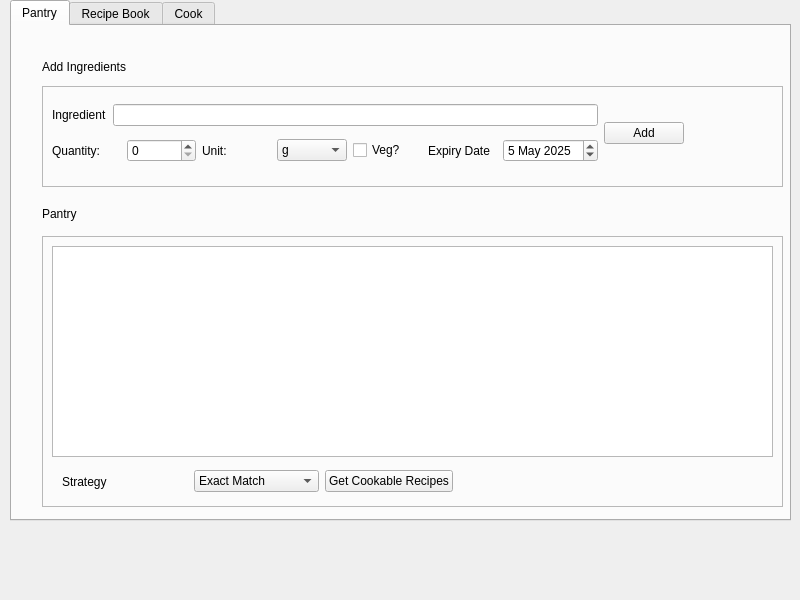
Before: the Qt Designer form mealprep.ui in sarveshborkar/mealprep, drawn with Qt 5.
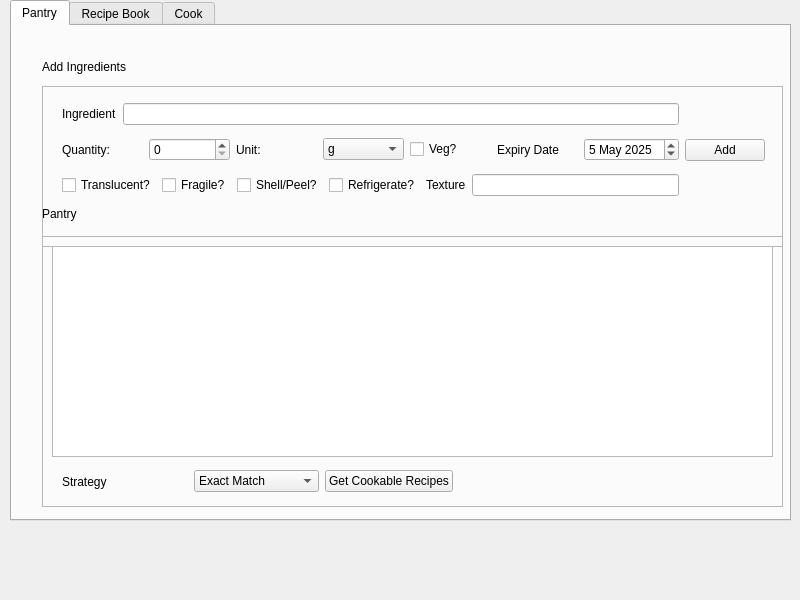
After: the same form once the commit is applied. The open tabs and pages were chosen to show the change.

The edit to the form file:
```diff
--- a/mealprep.ui
+++ b/mealprep.ui
@@ -36,7 +36,7 @@
         <x>30</x>
         <y>60</y>
         <width>741</width>
-        <height>101</height>
+        <height>161</height>
        </rect>
       </property>
       <property name="frameShape">
@@ -48,10 +48,10 @@
       <widget class="QWidget" name="layoutWidget">
        <property name="geometry">
         <rect>
-         <x>10</x>
-         <y>11</y>
-         <width>632</width>
-         <height>73</height>
+         <x>20</x>
+         <y>10</y>
+         <width>703</width>
+         <height>109</height>
         </rect>
        </property>
        <layout class="QHBoxLayout" name="layout_add_ingredient_top">
@@ -156,6 +156,48 @@
             </item>
            </layout>
           </item>
+          <item>
+           <layout class="QHBoxLayout" name="layout_add_ingredient_3">
+            <item>
+             <widget class="QCheckBox" name="check_box_translucent">
+              <property name="text">
+               <string>Translucent?</string>
+              </property>
+             </widget>
+            </item>
+            <item>
+             <widget class="QCheckBox" name="check_box_fragile">
+              <property name="text">
+               <string>Fragile?</string>
+              </property>
+             </widget>
+            </item>
+            <item>
+             <widget class="QCheckBox" name="check_box_shell">
+              <property name="text">
+               <string>Shell/Peel?</string>
+              </property>
+             </widget>
+            </item>
+            <item>
+             <widget class="QCheckBox" name="check_box_refrigerate">
+              <property name="text">
+               <string>Refrigerate?</string>
+              </property>
+             </widget>
+            </item>
+            <item>
+             <widget class="QLabel" name="label_texture">
+              <property name="text">
+               <string>Texture</string>
+              </property>
+             </widget>
+            </item>
+            <item>
+             <widget class="QLineEdit" name="line_edit_texture_type"/>
+            </item>
+           </layout>
+          </item>
          </layout>
         </item>
         <item>
```
Left out of the diff: 6 changed lines with no effect on the pictures.
